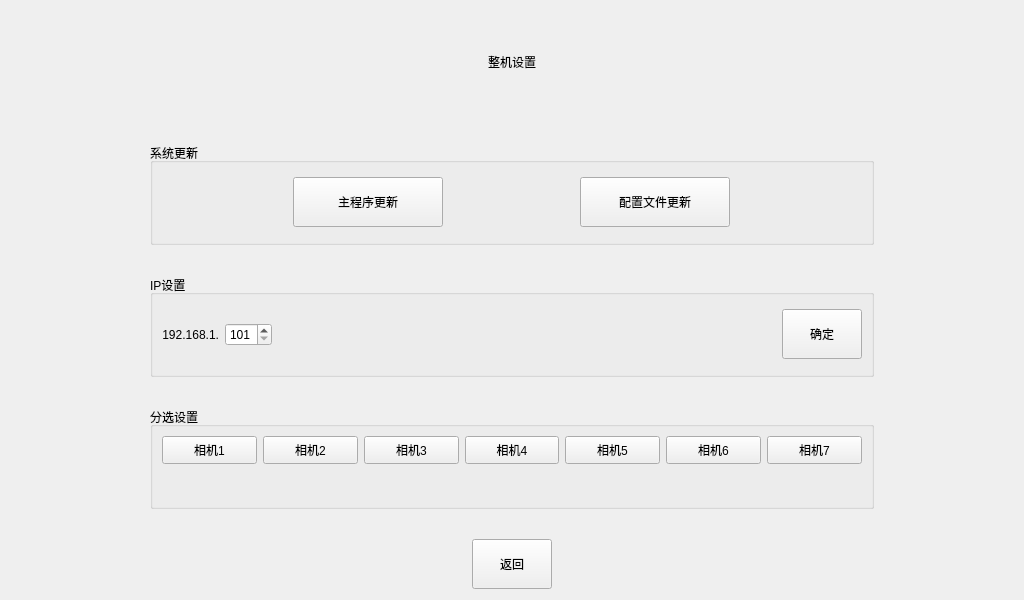
zhoutl1106/pjt2, file forms/formwholesetting.ui: the form before one commit.
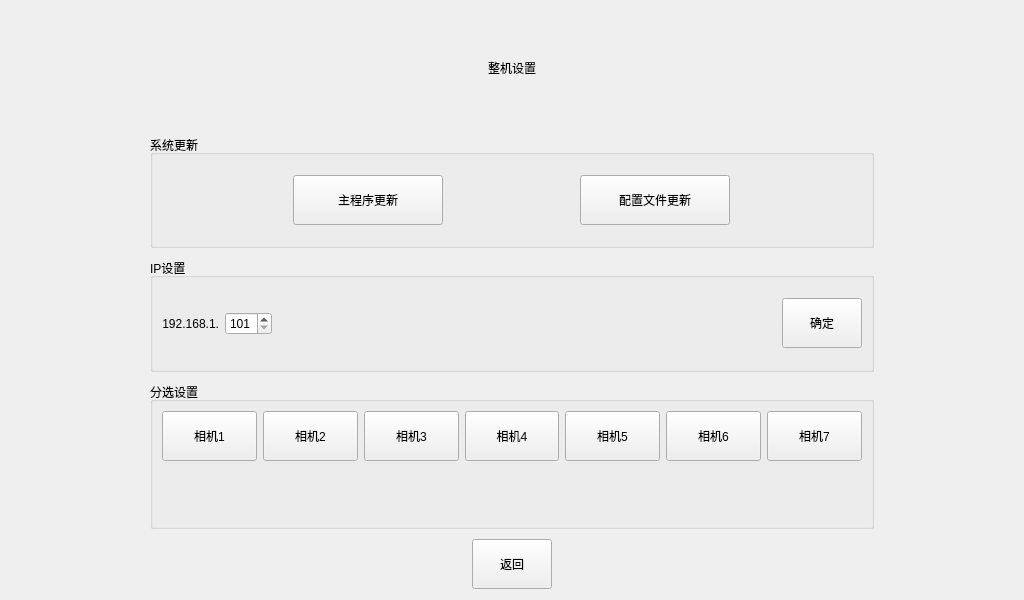
The form after the commit.

```diff
--- a/forms/formwholesetting.ui
+++ b/forms/formwholesetting.ui
@@ -15,7 +15,7 @@
   </property>
   <layout class="QVBoxLayout" name="verticalLayout">
    <property name="spacing">
-    <number>30</number>
+    <number>10</number>
    </property>
    <property name="leftMargin">
     <number>150</number>
@@ -146,7 +146,7 @@
         <property name="minimumSize">
          <size>
           <width>0</width>
-          <height>0</height>
+          <height>50</height>
          </size>
         </property>
         <property name="text">
@@ -165,7 +165,7 @@
         <property name="minimumSize">
          <size>
           <width>0</width>
-          <height>0</height>
+          <height>50</height>
          </size>
         </property>
         <property name="text">
@@ -184,7 +184,7 @@
         <property name="minimumSize">
          <size>
           <width>0</width>
-          <height>0</height>
+          <height>50</height>
          </size>
         </property>
         <property name="text">
@@ -203,7 +203,7 @@
         <property name="minimumSize">
          <size>
           <width>0</width>
-          <height>0</height>
+          <height>50</height>
          </size>
         </property>
         <property name="text">
@@ -222,7 +222,7 @@
         <property name="minimumSize">
          <size>
           <width>0</width>
-          <height>0</height>
+          <height>50</height>
          </size>
         </property>
         <property name="text">
@@ -241,7 +241,7 @@
         <property name="minimumSize">
          <size>
           <width>0</width>
-          <height>0</height>
+          <height>50</height>
          </size>
         </property>
         <property name="text">
@@ -260,7 +260,7 @@
         <property name="minimumSize">
          <size>
           <width>0</width>
-          <height>0</height>
+          <height>50</height>
          </size>
         </property>
         <property name="text">
@@ -269,25 +269,74 @@
        </widget>
       </item>
       <item row="1" column="0">
-       <widget class="QWidget" name="widget_1" native="true"/>
+       <widget class="QWidget" name="widget_1" native="true">
+        <property name="minimumSize">
+         <size>
+          <width>0</width>
+          <height>50</height>
+         </size>
+        </property>
+       </widget>
       </item>
       <item row="1" column="1">
-       <widget class="QWidget" name="widget_2" native="true"/>
+       <widget class="QWidget" name="widget_2" native="true">
+        <property name="minimumSize">
+         <size>
+          <width>0</width>
+          <height>50</height>
+         </size>
+        </property>
+       </widget>
       </item>
       <item row="1" column="2">
-       <widget class="QWidget" name="widget_3" native="true"/>
+       <widget class="QWidget" name="widget_3" native="true">
+        <property name="minimumSize">
+         <size>
+          <width>0</width>
+          <height>50</height>
+         </size>
+        </property>
+       </widget>
       </item>
       <item row="1" column="3">
-       <widget class="QWidget" name="widget_4" native="true"/>
+       <widget class="QWidget" name="widget_4" native="true">
+        <property name="minimumSize">
+         <size>
+          <width>0</width>
+          <height>50</height>
+         </size>
+        </property>
+       </widget>
       </item>
       <item row="1" column="4">
-       <widget class="QWidget" name="widget_5" native="true"/>
+       <widget class="QWidget" name="widget_5" native="true">
+        <property name="minimumSize">
+         <size>
+          <width>0</width>
+          <height>50</height>
+         </size>
+        </property>
+       </widget>
       </item>
       <item row="1" column="5">
-       <widget class="QWidget" name="widget_6" native="true"/>
+       <widget class="QWidget" name="widget_6" native="true">
+        <property name="minimumSize">
+         <size>
+          <width>0</width>
+          <height>50</height>
+         </size>
+        </property>
+       </widget>
       </item>
       <item row="1" column="6">
-       <widget class="QWidget" name="widget_7" native="true"/>
+       <widget class="QWidget" name="widget_7" native="true">
+        <property name="minimumSize">
+         <size>
+          <width>0</width>
+          <height>50</height>
+         </size>
+        </property>
+       </widget>
       </item>
      </layout>
     </widget>
```
